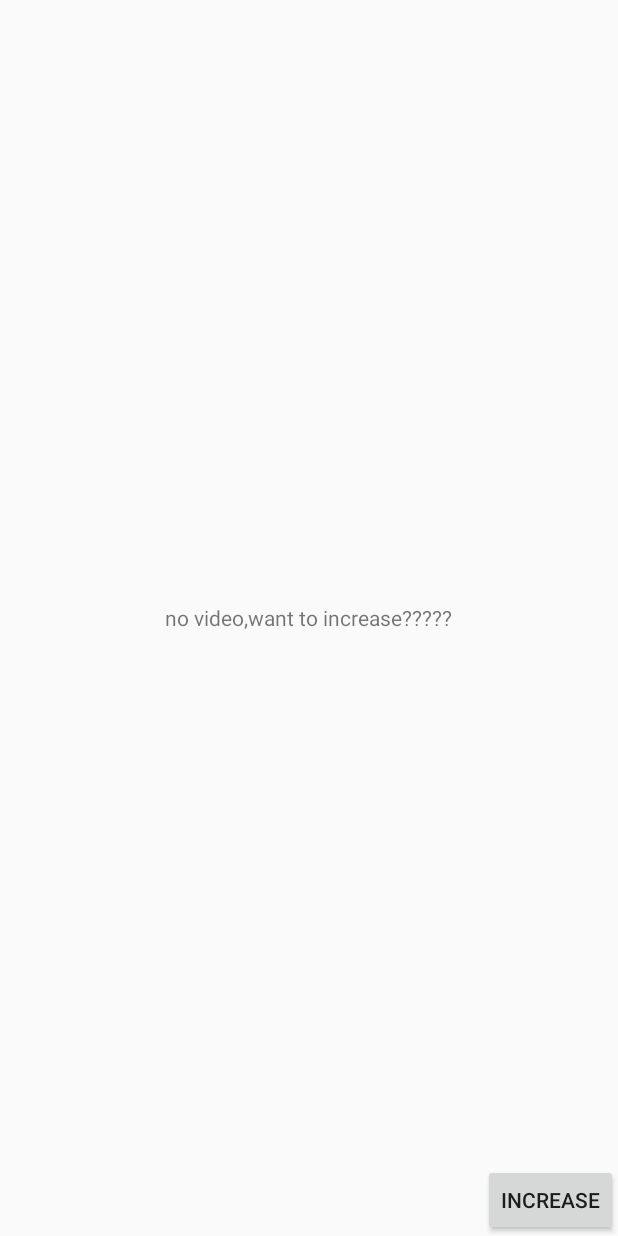
After one commit to zhang-yongjiang/ifsmile, an Android app: the layout fragment_no_source_video.xml on its own in the app's theme, with its tools: preview values and no code run, on a phone screen of 412 x 824 dp. The commit adds this screen. Run offline under Robolectric (Android 15) with nearby library versions, the phone set to English and light mode, and no system bars.

Commit message:
11.30.1 commit

```diff
--- /dev/null
+++ b/app/src/main/res/layout/fragment_no_source_video.xml
@@ -0,0 +1,17 @@
+<?xml version="1.0" encoding="utf-8"?>
+<RelativeLayout xmlns:android="http://schemas.android.com/apk/res/android"
+              android:layout_width="match_parent"
+              android:layout_height="match_parent">
+    <TextView
+        android:layout_width="wrap_content"
+        android:layout_height="wrap_content"
+        android:layout_centerInParent="true"
+        android:text="@string/first_view"/>
+    <Button
+        android:layout_width="wrap_content"
+        android:layout_height="wrap_content"
+        android:layout_alignParentBottom="true"
+        android:layout_alignParentRight="true"
+        android:text="increase"/>
+
+</RelativeLayout>
--- a/app/src/main/res/values/strings.xml
+++ b/app/src/main/res/values/strings.xml
@@ -5,6 +5,7 @@
     <string name="view_source_video">还没有任何视频,现在导入</string>
     <string name="return_parent_activity">返回</string>
     <string name="my_images">本地图片</string>
+    <string name="first_view">no video,want to increase?????</string>
 
 
 </resources>
```
Also changed, not shown: app/src/main/res/layout/fragment_main_list.xml (+0 -12 lines).
